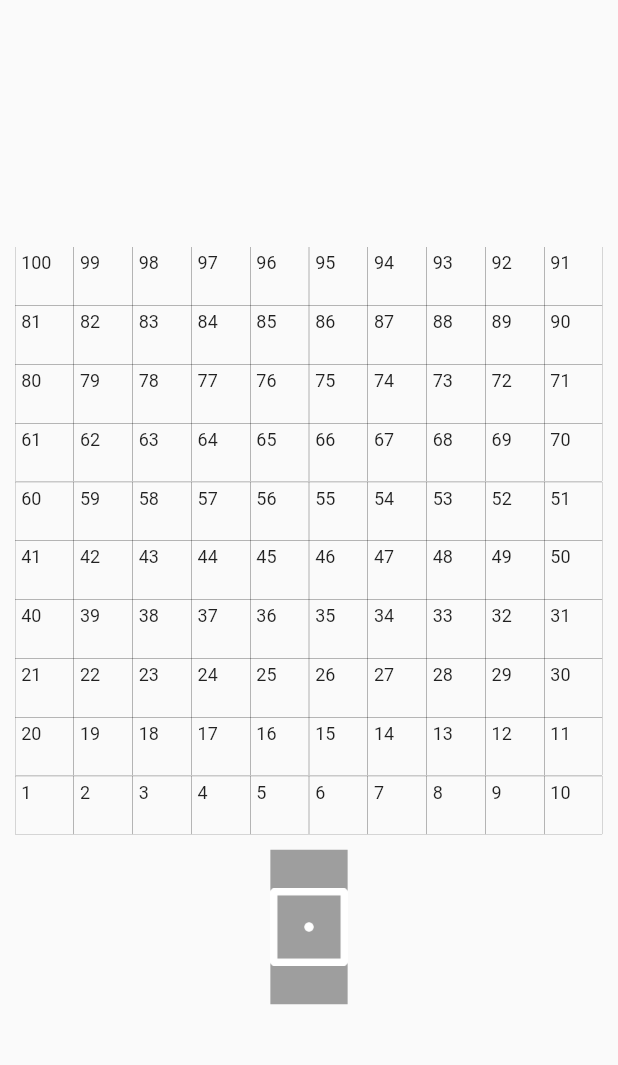
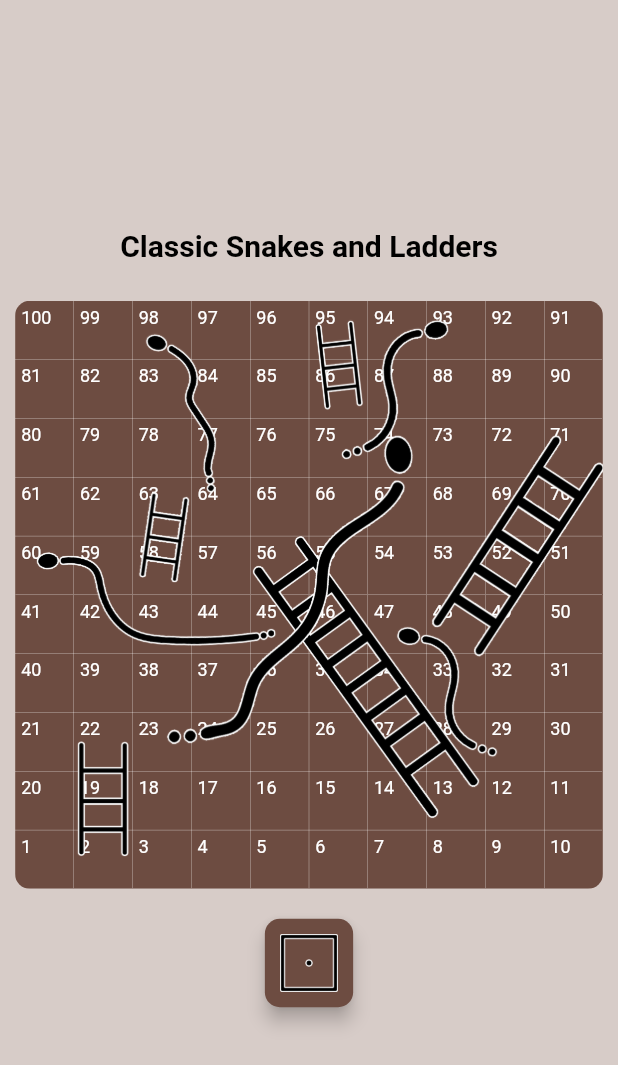
Before and after one commit to fathurdanu/snakes_and_ladders, a Flutter app: the screen it shows after launch, on a phone screen of 412 x 824 dp. Shown: the top 1065 px of the screen. Run offline on Flutter 3.47's test engine with Material 2 defaults, Android fonts, the phone set to English and light mode, and no system bars; our stand-ins replace bloc, flutter_bloc.

Commit message:
complex update

```diff
--- a/lib/data/cubit/calculation/calculation_cubit.dart
+++ b/lib/data/cubit/calculation/calculation_cubit.dart
@@ -1,25 +1,70 @@
 import 'package:bloc/bloc.dart';
 import 'dart:math';
+import 'dart:io';
+import 'package:snake_and_ladder/data/models/ladder_model.dart';
+import 'package:snake_and_ladder/data/models/player_model.dart';
+import 'package:snake_and_ladder/data/models/snake_model.dart';
 
 part 'calculation_state.dart';
 
 class CalculationCubit extends Cubit<CalculationState> {
-  CalculationCubit() : super(CalculationState(number: 0, dice: 0));
+  CalculationCubit({required this.player1, required this.player2})
+      : super(CalculationState(dice: 0));
 
-  Random rnd = new Random();
+  Ladder ladder = Ladder();
+  Snake snake = Snake();
+  Random rnd = Random();
   static const int _min = 1;
   static const int _max = 6;
+  Player player1;
+  Player player2;
+
+  void climb(sum, player) {
+    int top = ladder.ladderTop[ladder.ladderBottom.indexOf(sum)];
+    player.location = top;
+    emit(CalculationState(dice: state.dice));
+  }
+
+  void bite(sum, player) {
+    int tail = snake.snakeTail[snake.snakeHead.indexOf(sum)];
+    player.location = tail;
+    emit(CalculationState(dice: state.dice));
+  }
 
   void increment() {
     int dice = shuffle();
-    int sum = state.number + dice;
+    int bantu;
+    Player player;
+    if (player1.isMyTurn == true) {
+      player = player1;
+      bantu = 1;
+    } else {
+      player = player2;
+      bantu = 2;
+    }
+
+    int sum = player.location + dice;
+    print(
+        'player: $bantu, from: ${player.location}, dice: $dice, newLocation: now: ${player.location + dice}');
     if (sum < 100) {
-      emit(CalculationState(number: sum, dice: dice));
+      if (ladder.ladderBottom.contains(sum)) {
+        climb(sum, player);
+      } else if (snake.snakeHead.contains(sum)) {
+        bite(sum, player);
+      } else {
+        player.location = sum;
+        emit(CalculationState(dice: dice));
+      }
     } else if (sum == 100) {
-      emit(CalculationState(number: 0, dice: dice));
+      player.location = 0;
+      emit(CalculationState(dice: dice));
     } else {
-      emit(CalculationState(number: 100 - (sum - 100), dice: dice));
+      player.location = 100 - (sum - 100);
+      emit(CalculationState(dice: dice));
     }
+
+    player1.isMyTurn = !player1.isMyTurn;
+    player2.isMyTurn = !player2.isMyTurn;
   }
 
   int shuffle() => _min + rnd.nextInt(_max - _min);
--- a/lib/data/cubit/calculation/calculation_state.dart
+++ b/lib/data/cubit/calculation/calculation_state.dart
@@ -1,10 +1,11 @@
 part of 'calculation_cubit.dart';
 
 class CalculationState {
-  int number;
   int dice;
 
-  CalculationState({required this.number, required this.dice});
+  CalculationState({
+    required this.dice,
+  });
 }
 
 class GameCompleted {}
--- a/lib/data/cubit/randomDice/randomdice_cubit.dart
+++ /dev/null
@@ -1,15 +0,0 @@
-import 'package:bloc/bloc.dart';
-import 'package:equatable/equatable.dart';
-import 'dart:math';
-
-part 'randomdice_state.dart';
-
-class RandomdiceCubit extends Cubit<RandomdiceState> {
-  RandomdiceCubit() : super(RandomdiceState(number: 0));
-  Random rnd = new Random();
-  int _min = 1;
-  int _max = 6;
-
-  void shuffle() =>
-      emit(RandomdiceState(number: _min + rnd.nextInt(_max - _min)));
-}
--- a/lib/data/cubit/randomDice/randomdice_state.dart
+++ /dev/null
@@ -1,7 +0,0 @@
-part of 'randomdice_cubit.dart';
-
-class RandomdiceState {
-  int number;
-
-  RandomdiceState({required this.number});
-}
--- /dev/null
+++ b/lib/data/models/ladder_model.dart
@@ -0,0 +1,16 @@
+// import 'package:snake_and_ladder/data/models/board_model.dart';
+
+class Ladder {
+  late List<int> ladderTop;
+  late List<int> ladderBottom;
+  // late List<int> _cellsNumberList;
+
+  Ladder() {
+    // _cellsNumberList = numberingEveryCells();
+    ladderTop = buildLadderTop();
+    ladderBottom = buildLadderBottom();
+  }
+
+  List<int> buildLadderTop() => [22, 56, 71, 63, 95];
+  List<int> buildLadderBottom() => [2, 13, 48, 58, 86];
+}
--- /dev/null
+++ b/lib/data/models/player_model.dart
@@ -0,0 +1,9 @@
+import 'package:flutter/material.dart';
+
+class Player {
+  Color color;
+  int location = 0;
+  bool isMyTurn;
+
+  Player({required this.color, this.isMyTurn = false});
+}
--- /dev/null
+++ b/lib/data/models/snake_model.dart
@@ -0,0 +1,13 @@
+class Snake {
+  late List<int> snakeHead;
+  late List<int> snakeTail;
+
+  Snake() {
+    snakeHead = buildSnakeHead();
+    snakeTail = buildSnakeTail();
+  }
+
+  List<int> buildSnakeHead() => [47, 60, 74, 93, 98];
+
+  List<int> buildSnakeTail() => [29, 45, 23, 75, 64];
+}
--- a/lib/presentation/pages/game_page.dart
+++ b/lib/presentation/pages/game_page.dart
@@ -1,9 +1,9 @@
 import 'package:flutter/material.dart';
 import 'package:snake_and_ladder/data/cubit/calculation/calculation_cubit.dart';
-import 'package:snake_and_ladder/data/cubit/randomDice/randomdice_cubit.dart';
 import 'package:snake_and_ladder/presentation/widgets/board_view.dart';
 import 'package:snake_and_ladder/presentation/widgets/dice_widget.dart';
 import 'package:flutter_bloc/flutter_bloc.dart';
+import 'package:snake_and_ladder/data/models/player_model.dart';
 
 class GamePage extends StatefulWidget {
   const GamePage({Key? key}) : super(key: key);
@@ -13,7 +13,9 @@ class GamePage extends StatefulWidget {
 }
 
 class _GamePageState extends State<GamePage> {
-  late Color player1Color, player2Color;
+  // late Color player1Color, player2Color;
+  Player player1 = new Player(color: Colors.red, isMyTurn: true);
+  Player player2 = new Player(color: Colors.blue);
 
   /// get width size of screen
   /// ambil ukuran lebar layar
@@ -26,24 +28,36 @@ class _GamePageState extends State<GamePage> {
   @override
   Widget build(BuildContext context) {
     return Scaffold(
+      backgroundColor: Colors.brown[100],
       body: SafeArea(
-        child: MultiBlocProvider(
-          providers: [
-            BlocProvider<CalculationCubit>(
-              create: (BuildContext context) => CalculationCubit(),
-            ),
-            BlocProvider<RandomdiceCubit>(
-              create: (BuildContext context) => RandomdiceCubit(),
-            ),
-          ],
+        child: BlocProvider<CalculationCubit>(
+          create: (BuildContext context) =>
+              CalculationCubit(player1: player1, player2: player2),
           child: Column(
             mainAxisAlignment: MainAxisAlignment.center,
             children: [
+              Text(
+                'Classic Snakes and Ladders',
+                style: TextStyle(
+                  color: Colors.black,
+                  fontSize: 20,
+                  fontWeight: FontWeight.bold,
+                ),
+              ),
+              SizedBox(
+                height: 15,
+              ),
               BoardView(
-                player1Color: Colors.red,
-                player2Color: Colors.blue,
+                player1: player1,
+                player2: player2,
               ),
-              Dice(),
+              SizedBox(
+                height: 10,
+              ),
+              Dice(
+                player1: player1,
+                player2: player2,
+              ),
             ],
           ),
         ),
--- a/lib/presentation/widgets/board_view.dart
+++ b/lib/presentation/widgets/board_view.dart
@@ -2,26 +2,26 @@ import 'package:flutter/material.dart';
 import 'package:snake_and_ladder/data/cubit/calculation/calculation_cubit.dart';
 import 'package:snake_and_ladder/data/models/board_model.dart';
 import 'package:flutter_bloc/flutter_bloc.dart';
+import 'package:snake_and_ladder/data/models/player_model.dart';
 
 class BoardView extends StatelessWidget {
   final int _totalRows = 10;
   final int _numberOfCells = 100;
-  late int player1Loc, player2Loc;
-  late final Color player1Color, player2Color;
+  // late final Color player1Color, player2Color;
   late final List<int> _cellsNumberList;
   late double playerSize;
   BoardModel boardModel = BoardModel();
+  Player player1;
+  Player player2;
 
   /// Constructor, need colors for both players
   /// Constructor, butuh warna untuk kedua player
   BoardView({
     Key? key,
-    required this.player1Color,
-    required this.player2Color,
+    required this.player1,
+    required this.player2,
   }) : super(key: key) {
     _cellsNumberList = boardModel.cellNumberList;
-    player1Loc = boardModel.searchIndexList(0);
-    player2Loc = boardModel.searchIndexList(0);
   }
 
   /// get width size of screen
@@ -50,7 +50,6 @@ class BoardView extends StatelessWidget {
   @override
   void dispose() {
     controller.dispose();
-    // super.dispose();
   }
 
   ///resize the Player size by width screen
@@ -66,8 +65,6 @@ class BoardView extends StatelessWidget {
 
   @override
   Widget build(BuildContext context) {
-    // player1Loc = boardModel.searchIndexList(11);
-    // player2Loc = boardModel.searchIndexList(1);
     dynamicPlayerSize(context);
     int index = 0;
     return Flexible(
@@ -78,8 +75,13 @@ class BoardView extends StatelessWidget {
             width: constraints.maxWidth,
             height: constraints.maxWidth, // / 10 * (_numberOfCells ~/ 10),
             padding: const EdgeInsets.all(10),
+            child: ClipRRect(
+              borderRadius: BorderRadius.circular(10),
               child: Stack(
                 children: [
+                  Container(
+                    color: Colors.brown[600],
+                  ),
                   GridView.builder(
                     physics: NeverScrollableScrollPhysics(),
                     itemCount: _numberOfCells,
@@ -90,35 +92,85 @@ class BoardView extends StatelessWidget {
                         padding: const EdgeInsets.all(4),
                         decoration: BoxDecoration(
                           color: Colors.transparent,
-                        border: Border.all(color: Colors.black, width: 0.1),
+                          border: Border.all(color: Colors.white, width: 0.1),
                         ),
                         child: Text(
                           '${_cellsNumberList[index]}',
-                        style: TextStyle(fontSize: dynamicFontSize(context)),
+                          style: TextStyle(
+                              fontSize: dynamicFontSize(context),
+                              color: Colors.white),
                         ),
                       );
                     },
                   ),
+                  Image.asset(
+                    'assets/board/board.png',
+                    fit: BoxFit.fill,
+                  ),
                   BlocConsumer<CalculationCubit, CalculationState>(
-                  listener: (context, state) {
-                    // TODO: implement listener
-                  },
+                    listener: (context, state) {},
                     builder: (context, state) {
                       return AnimatedPositioned(
-                      top: (boardModel.searchIndexList(state.number) ~/ 10) *
+                        top: (boardModel.searchIndexList(player1.location) ~/
+                                    10) *
                                 (constraints.maxWidth / 10) +
                             ((constraints.maxWidth / 25) -
-                              boardModel.searchIndexList(state.number) / 5),
-                      left: (boardModel.searchIndexList(state.number) % 10) *
+                                boardModel.searchIndexList(player1.location) /
+                                    5),
+                        left: (boardModel.searchIndexList(player1.location) %
+                                    10) *
                                 (constraints.maxWidth / 10) +
                             ((constraints.maxWidth / 40) -
-                              (boardModel.searchIndexList(state.number) % 10)),
+                                (boardModel.searchIndexList(player1.location) %
+                                    10)),
                         child: Container(
+                          padding: EdgeInsets.all(1),
                           width: playerSize,
                           height: playerSize,
                           decoration: BoxDecoration(
-                          color: player1Color,
+                            color: Colors.white,
                             shape: BoxShape.circle,
+                          ),
+                          child: Container(
+                            decoration: BoxDecoration(
+                              color: player1.color,
+                              shape: BoxShape.circle,
+                            ),
+                          ),
+                        ),
+                        duration: Duration(milliseconds: 400),
+                      );
+                    },
+                  ),
+                  BlocConsumer<CalculationCubit, CalculationState>(
+                    listener: (context, state) {},
+                    builder: (context, state) {
+                      return AnimatedPositioned(
+                        top: (boardModel.searchIndexList(player2.location) ~/
+                                    10) *
+                                (constraints.maxWidth / 10) +
+                            ((constraints.maxWidth / 25) -
+                                boardModel.searchIndexList(player2.location) /
+                                    5),
+                        left: (boardModel.searchIndexList(player2.location) %
+                                    10) *
+                                (constraints.maxWidth / 10) +
+                            ((constraints.maxWidth / 40) -
+                                (boardModel.searchIndexList(player2.location) %
+                                    10)),
+                        child: Container(
+                          padding: EdgeInsets.all(1),
+                          width: playerSize,
+                          height: playerSize,
+                          decoration: BoxDecoration(
+                            color: Colors.white,
+                            shape: BoxShape.circle,
+                          ),
+                          child: Container(
+                            decoration: BoxDecoration(
+                              color: player2.color,
+                              shape: BoxShape.circle,
+                            ),
                           ),
                         ),
                         duration: Duration(milliseconds: 400),
@@ -130,71 +182,7 @@ class BoardView extends StatelessWidget {
             ),
           ),
         ),
+      ),
     );
   }
-
-  // @override
-  // Widget build(BuildContext context) {
-  //   player1Loc = boardModel.searchIndexList(55);
-  //   dynamicPlayerSize(context);
-  //   int index = 0;
-  //   return Flexible(
-  //     child: Container(
-  //       padding: const EdgeInsets.all(10),
-  //       child: GridView.builder(
-  //         itemCount: _numberOfCells,
-  //         gridDelegate: SliverGridDelegateWithFixedCrossAxisCount(
-  //             crossAxisCount: _totalRows),
-  //         itemBuilder: (context, index) {
-  //           return Container(
-  //             padding: const EdgeInsets.all(4),
-  //             decoration: BoxDecoration(
-  //               color: Colors.transparent,
-  //               border: Border.all(color: Colors.black, width: 0.1),
-  //             ),
-  //             child: Row(
-  //               mainAxisAlignment: MainAxisAlignment.spaceBetween,
-  //               crossAxisAlignment: CrossAxisAlignment.start,
-  //               children: [
-  //                 Text(
-  //                   '${_cellsNumberList[index]}',
-  //                   style: TextStyle(fontSize: dynamicFontSize(context)),
-  //                 ),
-  //                 Column(
-  //                   mainAxisAlignment: MainAxisAlignment.spaceAround,
-  //                   children: [
-  //                     AnimatedContainer(
-  //                       duration: Duration(seconds: 1),
-  //                       curve: Curves.linear,
-  //                       width: playerSize,
-  //                       height: playerSize,
-  //                       decoration: BoxDecoration(
-  //                         color: (player1Loc == index)
-  //                             ? player1Color
-  //                             : Colors.transparent,
-  //                         shape: BoxShape.circle,
-  //                       ),
-  //                     ),
-  //                     AnimatedContainer(
-  //                       duration: Duration(seconds: 1),
-  //                       curve: Curves.linear,
-  //                       width: playerSize,
-  //                       height: playerSize,
-  //                       decoration: BoxDecoration(
-  //                         color: (player2Loc == index)
-  //                             ? player2Color
-  //                             : Colors.transparent,
-  //                         shape: BoxShape.circle,
-  //                       ),
-  //                     )
-  //                   ],
-  //                 ),
-  //               ],
-  //             ),
-  //           );
-  //         },
-  //       ),
-  //     ),
-  //   );
-  // }
 }
--- a/lib/presentation/widgets/dice_widget.dart
+++ b/lib/presentation/widgets/dice_widget.dart
@@ -1,30 +1,42 @@
 import 'package:flutter/material.dart';
 import 'package:snake_and_ladder/data/cubit/calculation/calculation_cubit.dart';
-// import 'package:snake_and_ladder/data/cubit/randomDice/randomdice_cubit.dart';
 import 'package:flutter_bloc/flutter_bloc.dart';
+import 'package:snake_and_ladder/data/models/player_model.dart';
 
-class Dice extends StatefulWidget {
-  // const Dice({ Key? key }) : super(key: key);
+class Dice extends StatelessWidget {
+  Player player1;
+  Player player2;
+  Dice({Key? key, required this.player1, required this.player2})
+      : super(key: key);
 
-  @override
-  State<Dice> createState() => _DiceState();
-}
-
-class _DiceState extends State<Dice> {
   @override
   Widget build(BuildContext context) {
     return BlocBuilder<CalculationCubit, CalculationState>(
       builder: (context, state) {
-        return GestureDetector(
-          onTap: () {
-            // context.read<RandomdiceCubit>().shuffle();
-            context.read<CalculationCubit>().increment();
-          },
-          child: Container(
-            width: MediaQuery.of(context).size.width / 8,
-            height: MediaQuery.of(context).size.height / 8,
-            color: Colors.grey,
-            child: dicePicture(state.dice),
+        return Material(
+          elevation: 5,
+          borderRadius: BorderRadius.circular(10),
+          color: Colors.brown[600],
+          child: InkWell(
+            onTap: () {
+              if (player1.isMyTurn == true) {
+                context.read<CalculationCubit>().increment();
+              } else {
+                context.read<CalculationCubit>().increment();
+              }
+            },
+            child: Container(
+              decoration: BoxDecoration(
+                // shape: BoxShape.circle,
+                borderRadius: BorderRadius.circular(10),
+              ),
+              padding: EdgeInsets.all(10),
+              width: MediaQuery.of(context).size.width / 7,
+              height: MediaQuery.of(context).size.width / 7,
+              child: Material(
+                  color: Colors.transparent,
+                  child: InkWell(child: dicePicture(state.dice))),
+            ),
           ),
         );
       },
--- a/pubspec.yaml
+++ b/pubspec.yaml
@@ -65,6 +65,7 @@ flutter:
   # To add assets to your application, add an assets section, like this:
   assets:
     - assets/dice/
+    - assets/board/board.png
   #   - images/a_dot_burr.jpeg
   #   - images/a_dot_ham.jpeg
 
```
Also changed, not shown: assets/board/board.png (added), assets/dice/dice1.png, assets/dice/dice2.png, assets/dice/dice3.png, assets/dice/dice4.png, assets/dice/dice5.png, assets/dice/dice6.png. Lines whose indentation alone changed are shown as unchanged.
